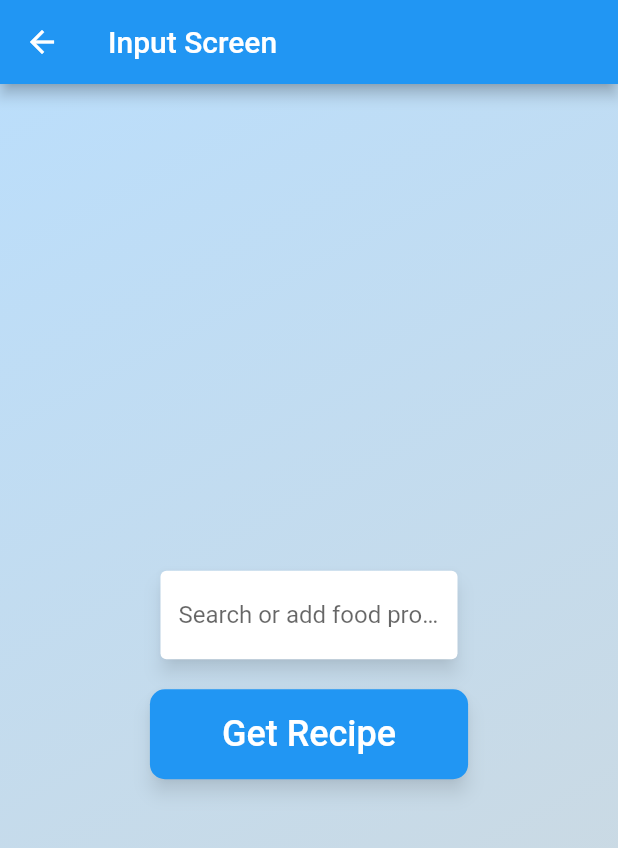
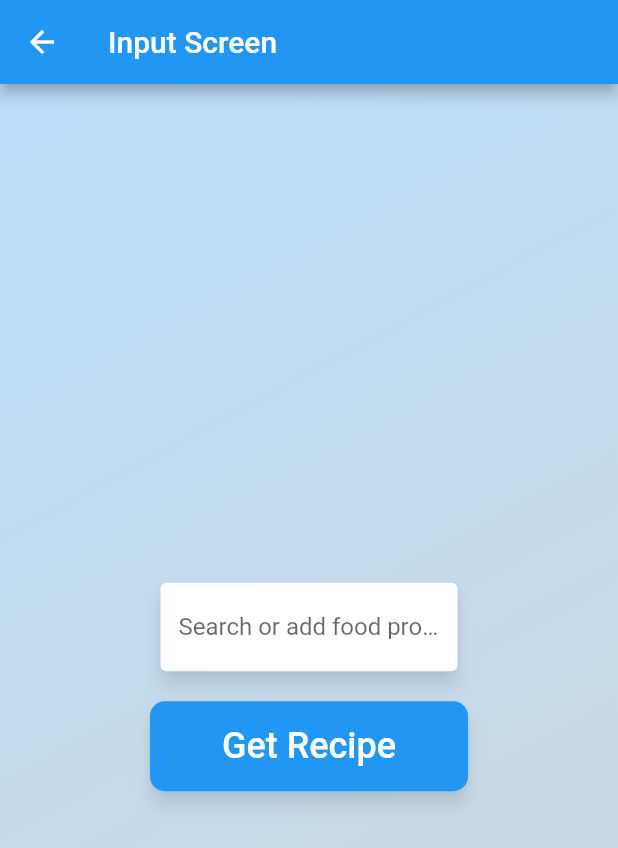
Before and after one commit to Martin-knowit/recipe_generator, a Flutter app: the InputScreen screen opened directly, on a phone screen of 412 x 824 dp. Shown: the top 848 px of the screen. Run offline on Flutter 3.47's test engine with Material 2 defaults, Android fonts, the phone set to English and light mode, and no system bars; drawn by our look-alikes of flutter_typeahead.

Commit message:
Update InputScreen.dart

```diff
--- a/lib/InputScreen.dart
+++ b/lib/InputScreen.dart
@@ -76,6 +76,7 @@ class _InputScreenState extends State<InputScreen> {
                       ),
                   ],
                 ),
+                SizedBox(height: 16.0),
                 SizedBox(
                   width: MediaQuery.of(context).size.width * 0.5,
                   child: Card(
```
